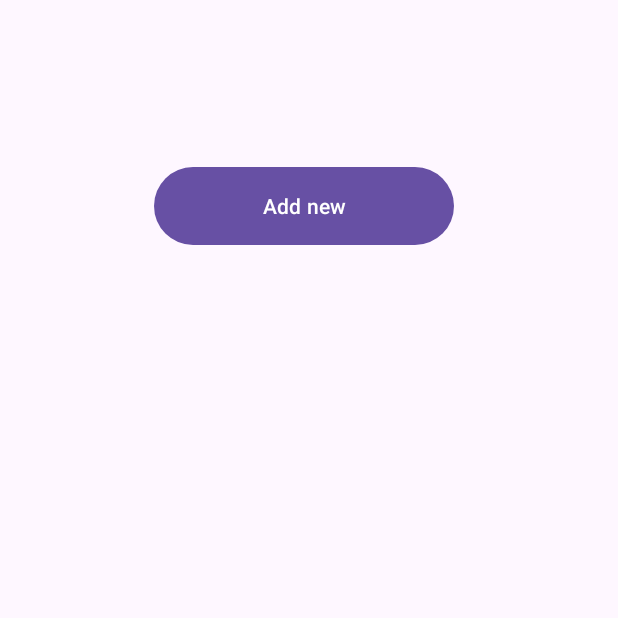
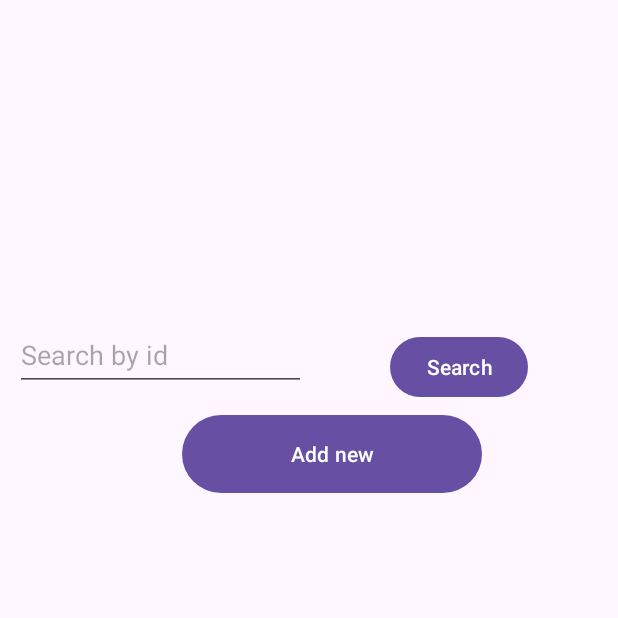
Before and after one commit to RattlingLord999/HifzApp, an Android app: the screen it shows after launch (MainActivity), on a phone screen of 412 x 824 dp, the top half of it. Run offline under Robolectric (Android 15) with nearby library versions, the phone set to English and light mode, and no system bars.

Commit message:
Minor changes

```diff
--- a/app/src/main/AndroidManifest.xml
+++ b/app/src/main/AndroidManifest.xml
@@ -13,10 +13,10 @@
         android:theme="@style/Theme.HifzApp"
         tools:targetApi="31">
         <activity
-            android:name=".individual"
+            android:name=".Record"
             android:exported="false" />
         <activity
-            android:name=".Add"
+            android:name=".AddStudent"
             android:exported="false" />
         <activity
             android:name=".MainActivity"
--- a/app/src/main/java/com/example/hifzapp/myRecyclerViewAdapter1.java
+++ b/app/src/main/java/com/example/hifzapp/myRecyclerViewAdapter1.java
@@ -37,7 +37,7 @@ public class myRecyclerViewAdapter1 extends RecyclerView.Adapter<myRecyclerViewA
     public myRecyclerViewAdapter1.MyVH onCreateViewHolder(@NonNull ViewGroup parent, int viewType) {
 
         LayoutInflater inflater=LayoutInflater.from(context);
-        int r=R.layout.template2;
+        int r=R.layout.individualrecord;
         View itemView =inflater.inflate(r,parent, false);
 
 //        View itemView = LayoutInflater.from(parent.getContext())
@@ -62,7 +62,7 @@ public class myRecyclerViewAdapter1 extends RecyclerView.Adapter<myRecyclerViewA
         holder.class1.setText(holder.data.getSclass());
 
         Data data1=new Data();
-        individual ind=new individual();
+        Record ind=new Record();
         ArrayList<Integer> val1=ind.findParaAndSurah(holder.data.getSabaq());
         String para=data1.getParaName(val1.get(0));
         String sura=data1.urduSurahNames[val1.get(1)];
--- a/app/src/main/res/layout/activity_add.xml
+++ b/app/src/main/res/layout/activity_addstudent.xml
@@ -4,7 +4,7 @@
     xmlns:tools="http://schemas.android.com/tools"
     android:layout_width="match_parent"
     android:layout_height="match_parent"
-    tools:context=".Add">
+    tools:context=".AddStudent">
 
     <EditText
         android:id="@+id/name"
--- a/app/src/main/res/layout/activity_main.xml
+++ b/app/src/main/res/layout/activity_main.xml
@@ -16,19 +16,42 @@
         android:layout_marginEnd="24dp"
         app:layout_constraintBottom_toBottomOf="parent"
         app:layout_constraintEnd_toEndOf="parent"
-        app:layout_constraintStart_toStartOf="parent"
-        app:layout_constraintTop_toTopOf="parent" />
+        app:layout_constraintStart_toStartOf="parent" />
 
     <Button
         android:id="@+id/addStudent"
         android:layout_width="200dp"
         android:layout_height="60dp"
         android:layout_marginStart="155dp"
-        android:layout_marginEnd="162dp"
-        android:layout_marginBottom="7dp"
+        android:layout_marginEnd="155dp"
+        android:layout_marginBottom="16dp"
         android:text="Add new"
         app:layout_constraintBottom_toTopOf="@+id/recylerViewStudent"
         app:layout_constraintEnd_toEndOf="parent"
+        app:layout_constraintHorizontal_bias="0.349"
         app:layout_constraintStart_toStartOf="parent" />
 
+    <EditText
+        android:id="@+id/edit"
+        android:layout_width="194dp"
+        android:layout_height="48dp"
+        android:layout_marginStart="10dp"
+        android:layout_marginBottom="12dp"
+        android:ems="10"
+        android:hint="Search by id"
+        android:inputType="number"
+        app:layout_constraintBottom_toTopOf="@+id/addStudent"
+        app:layout_constraintStart_toStartOf="parent" />
+
+    <Button
+        android:id="@+id/search"
+        android:layout_width="wrap_content"
+        android:layout_height="wrap_content"
+        android:layout_marginEnd="60dp"
+        android:layout_marginBottom="4dp"
+        android:text="Search"
+        app:layout_constraintBottom_toTopOf="@+id/addStudent"
+        app:layout_constraintEnd_toEndOf="parent" />
+
+
 </androidx.constraintlayout.widget.ConstraintLayout>
--- a/app/src/main/res/layout/activity_individual.xml
+++ b/app/src/main/res/layout/activity_record.xml
@@ -6,7 +6,7 @@
 
     android:layout_height="match_parent"
 
-    tools:context=".individual">
+    tools:context=".Record">
 
     <!--    <CheckBox-->
     <!--        android:id="@+id/cb"-->
```
Also changed, not shown: app/src/main/java/com/example/hifzapp/AddStudent.java (renamed from app/src/main/java/com/example/hifzapp/Add.java, +4 -5 lines), app/src/main/java/com/example/hifzapp/DbHelper.java (renamed from app/src/main/java/com/example/hifzapp/DBHelper.java, +35 -29 lines), app/src/main/java/com/example/hifzapp/MainActivity.java (+82 -4 lines), app/src/main/java/com/example/hifzapp/Record.java (renamed from app/src/main/java/com/example/hifzapp/individual.java, +10 -61 lines), app/src/main/res/layout/individualrecord.xml (renamed from app/src/main/res/layout/template2.xml).
